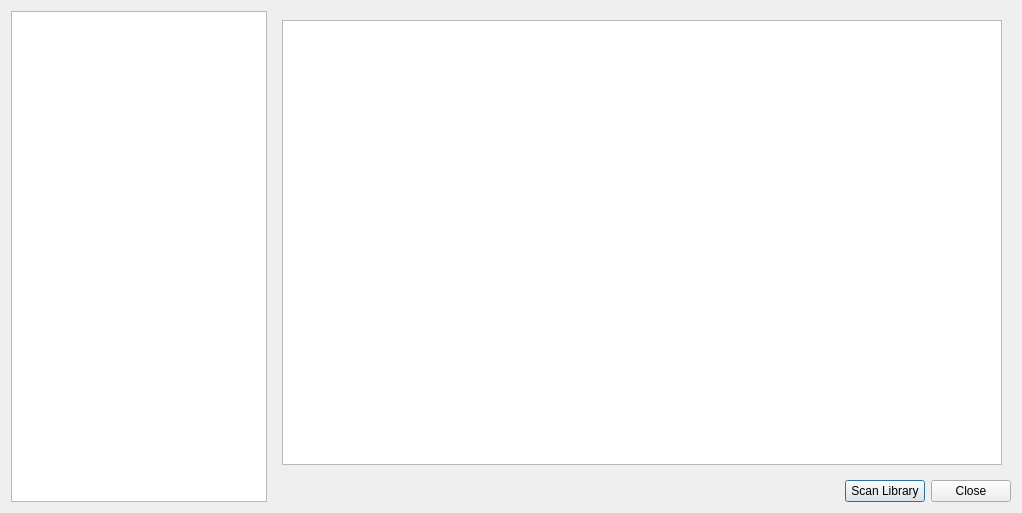
Old version of the form lector/resources/raw/settings.ui in the repository BasioMeusPuga/Lector.
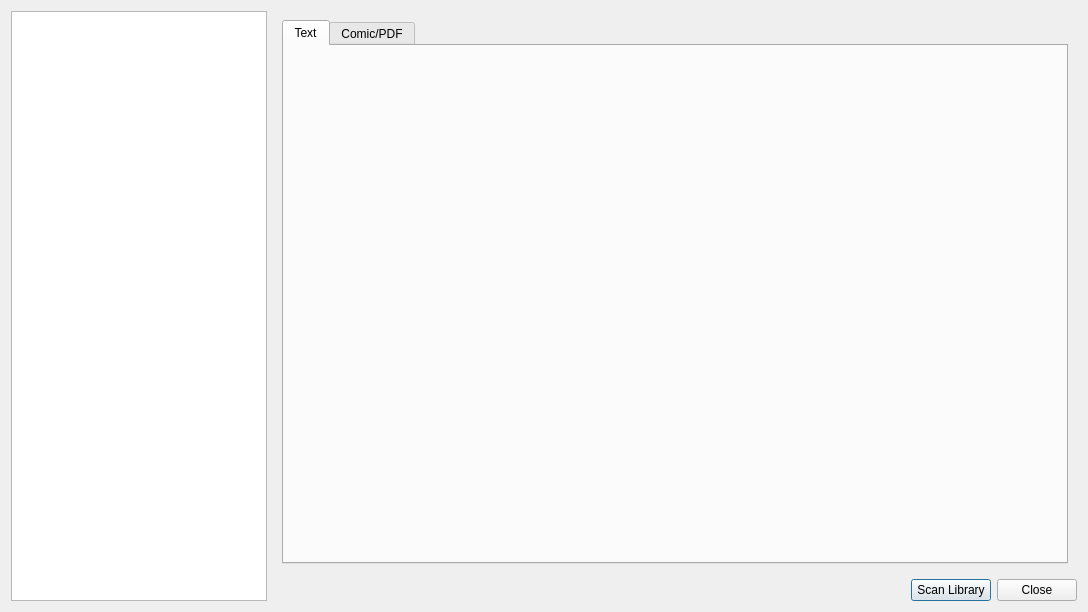
New version of the form. The open tabs and pages were chosen to show the change.

Commit message: Fix fullscreen toggle affecting reading position bug Bookmark navigation much more reliable Start annotations UI

Patch:
```diff
--- a/lector/resources/raw/settings.ui
+++ b/lector/resources/raw/settings.ui
@@ -6,8 +6,8 @@
    <rect>
     <x>0</x>
     <y>0</y>
-    <width>1022</width>
-    <height>513</height>
+    <width>1088</width>
+    <height>612</height>
    </rect>
   </property>
   <property name="windowTitle">
@@ -218,6 +218,27 @@
          </item>
         </layout>
        </widget>
+       <widget class="QWidget" name="annotationsPage">
+        <layout class="QGridLayout" name="gridLayout_7">
+         <item row="0" column="0">
+          <widget class="QTabWidget" name="tabWidget">
+           <property name="currentIndex">
+            <number>0</number>
+           </property>
+           <widget class="QWidget" name="textTab">
+            <attribute name="title">
+             <string>Text</string>
+            </attribute>
+           </widget>
+           <widget class="QWidget" name="imageTab">
+            <attribute name="title">
+             <string>Comic/PDF</string>
+            </attribute>
+           </widget>
+          </widget>
+         </item>
+        </layout>
+       </widget>
        <widget class="QWidget" name="aboutPage">
         <layout class="QGridLayout" name="gridLayout_6">
          <item row="0" column="0">
```
Left out of the diff: 14 changed lines with no effect on the pictures. The commit also changes 5 other files.
